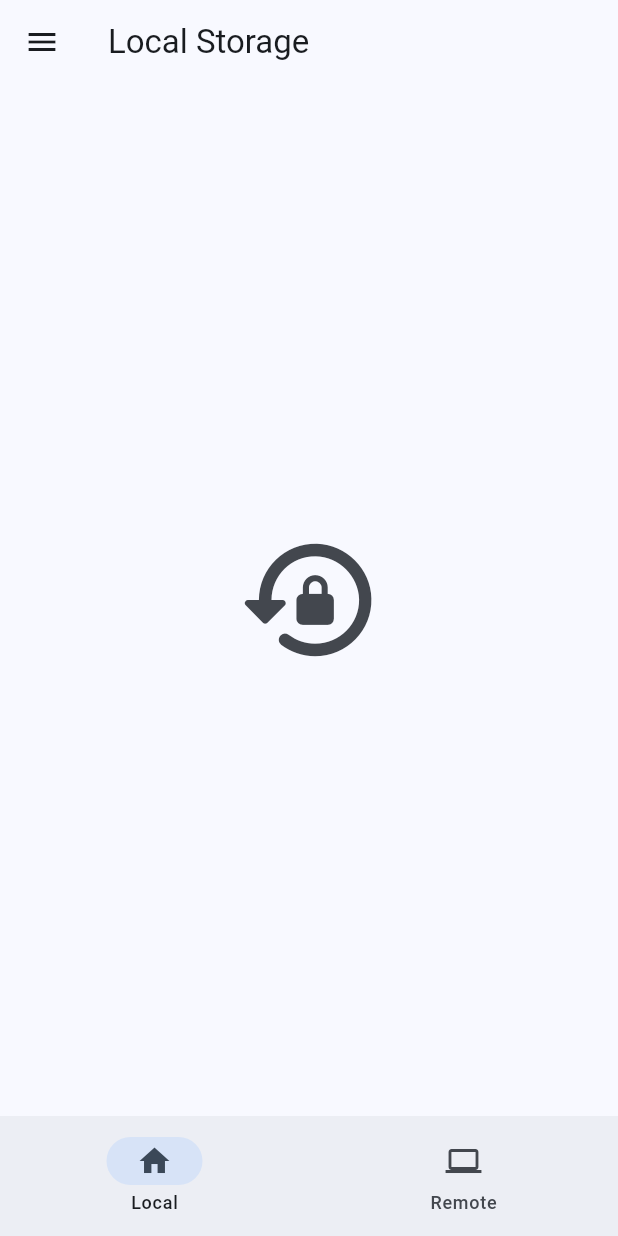
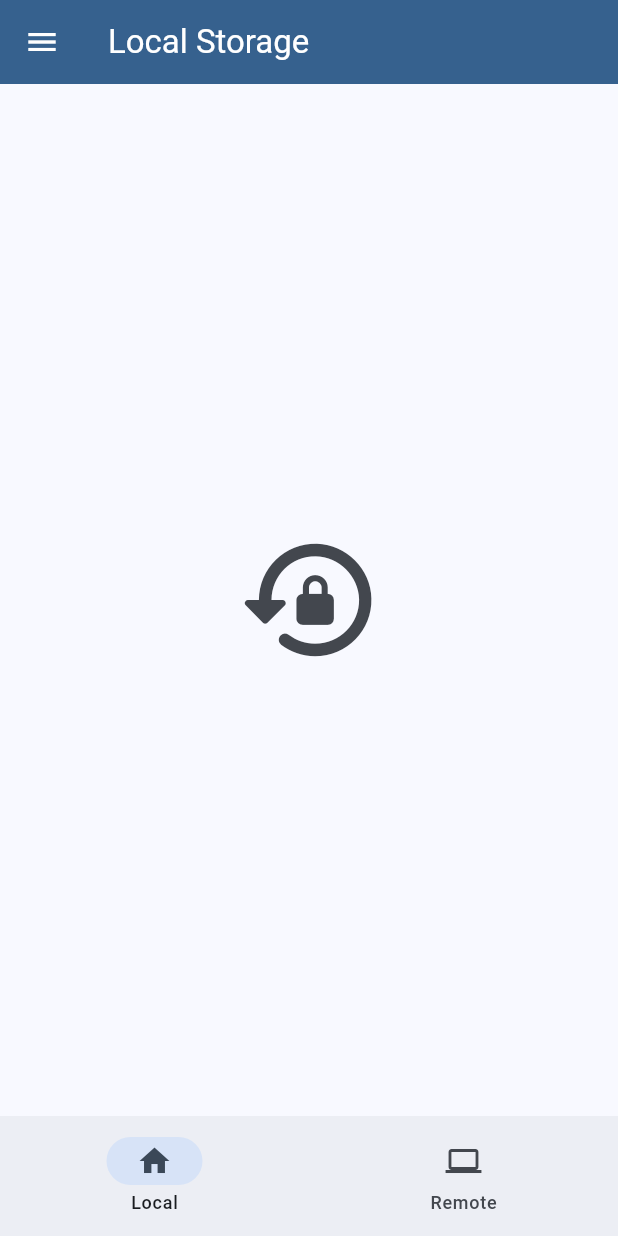
Before and after one commit to DiAndEn0/gallery_app, a Flutter app: the screen it shows after launch, after a tap on the "lock reset" icon, on a phone screen of 412 x 824 dp. Run offline on Flutter 3.47's test engine with Material 3 defaults, Android fonts, the phone set to English and light mode, and no system bars; missing offline and left inert: photo_manager.

Commit message:
created AssetThumbnail.dart, started working on local gallery

```diff
--- /dev/null
+++ b/lib/AssetThumbnail.dart
@@ -0,0 +1,24 @@
+import 'package:flutter/foundation.dart';
+import 'package:flutter/material.dart';
+import 'package:photo_manager/photo_manager.dart';
+
+class AssetThumbnail extends StatelessWidget{
+  const AssetThumbnail({
+    super.key,
+    required this.asset,
+  });
+
+  final AssetEntity asset;
+
+  @override
+  Widget build(BuildContext context) {
+    return FutureBuilder<Uint8List>(
+      future:  asset.thumbnailData.then((value) => value!),
+      builder: (_, snapshot) {
+        final bytes = snapshot.data;
+        if (bytes == null) return const CircularProgressIndicator();
+        return Image.memory(bytes, fit: BoxFit.cover,);
+      },
+    );
+  }
+}
--- a/lib/home.dart
+++ b/lib/home.dart
@@ -1,6 +1,8 @@
 import 'package:flutter/material.dart';
 import 'package:provider/provider.dart';
 import 'package:photo_manager/photo_manager.dart';
+
+import 'AssetThumbnail.dart';
 
 class HomePage extends StatelessWidget {
   const HomePage({super.key});
@@ -95,78 +97,77 @@ class PhoneGallery extends StatefulWidget {
 }
 
 class _PhoneGalleryState extends State<PhoneGallery> {
+  List<AssetEntity> assets = [];
+  final Color shadeGrey =  Colors.grey.shade300;
+  final Color shadeBlue = Colors.blue.shade50;
 
+  Future<void> _fetchAssets() async {
+    assets = await PhotoManager.getAssetListRange(
+        start: 0,
+        end: 10000);
+    setState(() {
+
+    });
+  }
+
+  @override
+    void initState(){
+    _fetchAssets();
+    super.initState();
+  }
   @override
   Widget build(BuildContext context) {
     var appState = context.watch<MyAppState>();
     final Color primaryColor = Theme.of(context).colorScheme.primary;
-    final Color shadeGrey =  Colors.grey.shade300;
+
 
     return Scaffold(
-      appBar: AppBar(title: const Text('Local Storage')),
+      appBar: AppBar(title: const Text('Local Storage',),
+      foregroundColor: Colors.white, backgroundColor: primaryColor,),
       drawer: Drawer(
         child: ListView(
-          padding: EdgeInsets.zero,
+          padding: const EdgeInsets.all(0),
           children: [
-            SizedBox(
-              height: 100,
-              child: DrawerHeader(
-                decoration: BoxDecoration(color: primaryColor),
-                child: Text('Account Details'),
+            UserAccountsDrawerHeader(
+              decoration: BoxDecoration(color: primaryColor ),
+              accountName: const Text(
+                //PLaceholder
+                "Guest",
+                style: TextStyle(fontSize: 18),
               ),
-            ),
-            Container(
-              //color: Colors.blue.shade50,
-              height: 150,
-              child: Row(
-                mainAxisAlignment: MainAxisAlignment.spaceEvenly,
-                children: [
-                  Container(
-                    padding: EdgeInsets.all(10),
-                    height: 100,
-                    width: 100,
-                    decoration: BoxDecoration(
-                      borderRadius: BorderRadiusGeometry.circular(50),
-                      color: shadeGrey ,
-                      image: DecorationImage(
-                        image: AssetImage('images/person-icon.png'),
-                        fit: BoxFit.contain,
-                        opacity: 0.1,
-                      )
-                    ),
-                  ),
-                  Column(
-                    mainAxisAlignment: MainAxisAlignment.center,
-                    children: [
-                      Container(
-                        padding: EdgeInsets.symmetric(horizontal: 10),
-                        height: 25,
-                        width: 150,
-                        decoration: BoxDecoration(
-                          borderRadius: BorderRadiusGeometry.circular(25),
-                          color: shadeGrey,
-                        ),
-                        child: Text('Guest',
-                        textAlign: TextAlign.left,style: TextStyle(fontSize: 16),),
-                      ),
-                      Text('example@gmail.com',)
-                    ],
-                  )
-                ],
+              //Placeholder
+              accountEmail: const Text("example@gmail.com"),
+              currentAccountPictureSize: const Size.square(50),
+              currentAccountPicture: const CircleAvatar(
+                backgroundColor: Color.fromARGB(255, 165, 255, 137),
+                child: Text(
+                  //Placeholder
+                  "G",
+                  style: TextStyle(fontSize: 30.0, color: Colors.blue),
+                ),
               ),
             ),
             ListTile(
               title: const Text('Login', textAlign: TextAlign.center,),
-              tileColor: shadeGrey,
               onTap: () {
+                //Need to do logic
+                Navigator.pop(context);
               },
             ),
           ],
         ),
       ),
       body: Center(
-        child: appState.auth ? Container(
-
+        child: appState.auth ? GridView.builder(
+          gridDelegate: const SliverGridDelegateWithFixedCrossAxisCount(
+              crossAxisCount: 6
+          ),
+          itemCount: assets.length,
+          itemBuilder: (_, index){
+            return AssetThumbnail(
+              asset: assets[index],
+            );
+          },
         ) : IconButton(
             onPressed: (){
               PhotoManager.requestPermissionExtend().then(
@@ -179,7 +180,7 @@ class _PhoneGalleryState extends State<PhoneGallery> {
                     }
                   },
               );
-        },
+            },
             icon: Icon(
               Icons.lock_reset_rounded
             ),
```
